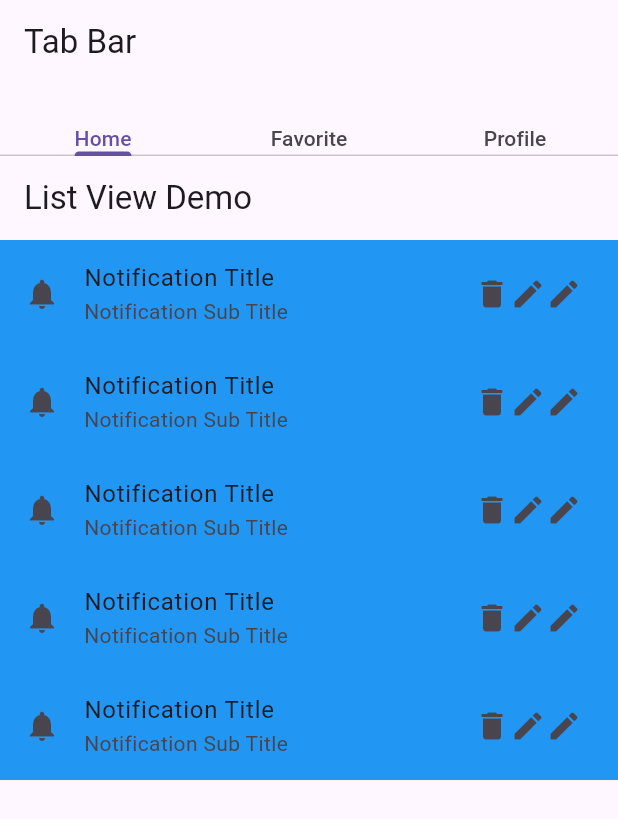
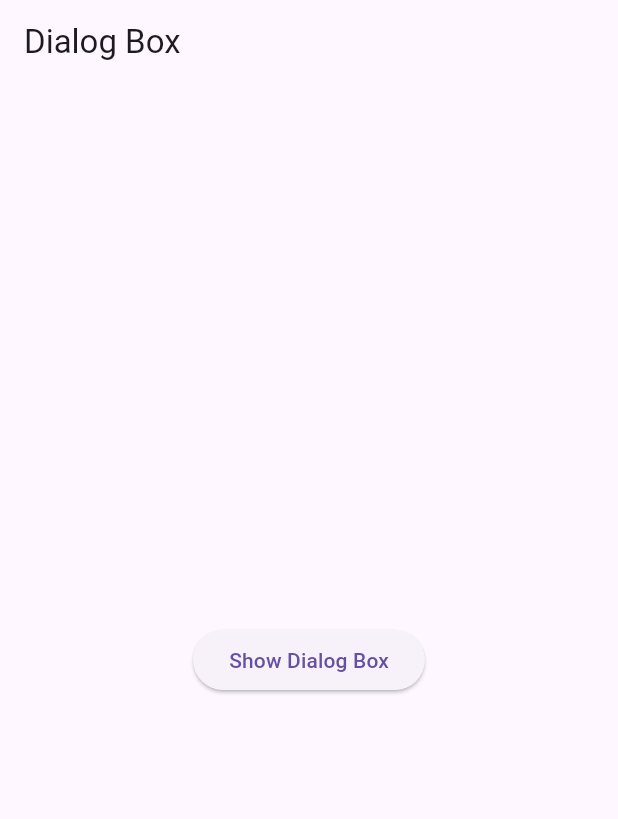
Before and after one commit to MuhammadAliKust/Aftab_FU, a Flutter app: the screen it shows after launch, on a phone screen of 412 x 824 dp. Shown: the top 819 px of the screen. Run offline on Flutter 3.47's test engine with Material 3 defaults, Android fonts, the phone set to English and light mode, and no system bars; our stand-ins replace smooth_page_indicator.

Commit message:
Dialog Box Done

```diff
--- /dev/null
+++ b/lib/dialog_box.dart
@@ -0,0 +1,32 @@
+import 'package:flutter/material.dart';
+
+class DialogBoxView extends StatelessWidget {
+  const DialogBoxView({super.key});
+
+  @override
+  Widget build(BuildContext context) {
+    return Scaffold(
+      appBar: AppBar(
+        title: Text("Dialog Box"),
+      ),
+      body: Center(
+        child: ElevatedButton(onPressed: () {
+          showDialog(context: context,
+              barrierDismissible: false,
+              builder: (context){
+            return AlertDialog(
+              title: Text("Message"),
+              content: Text("This is dialog box"),
+              actions: [
+                TextButton(onPressed: (){}, child: Text("Yes")),
+                TextButton(onPressed: (){
+                  Navigator.pop(context);
+                }, child: Text("No")),
+              ],
+            );
+          });
+        }, child: Text("Show Dialog Box")),
+      ),
+    );
+  }
+}
--- a/lib/main.dart
+++ b/lib/main.dart
@@ -1,4 +1,5 @@
 import 'package:aftab_fu_project/bottom_bar.dart';
+import 'package:aftab_fu_project/dialog_box.dart';
 import 'package:aftab_fu_project/dynamic_list_view.dart';
 import 'package:aftab_fu_project/image_demo.dart';
 import 'package:aftab_fu_project/list_view_demo.dart';
@@ -19,7 +20,7 @@ class MyApp extends StatelessWidget {
   @override
   Widget build(BuildContext context) {
     return MaterialApp(
-      home: TabbarViewDemo(),
+      home: DialogBoxView(),
     );
   }
 }
```
